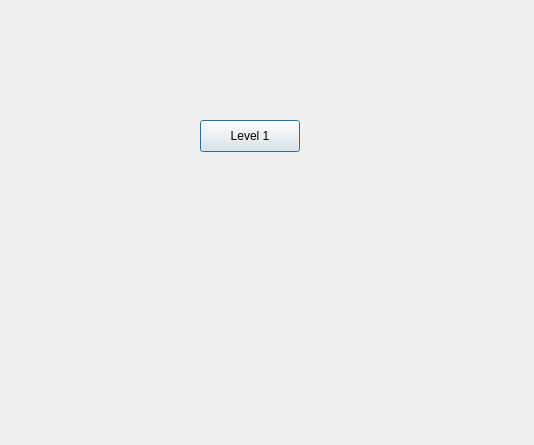
This is FireboyWaterGirl/level.ui in yomnahisham/CSCE1101-03-CourseProject as Qt 5 draws it before an edit. The edited form follows.
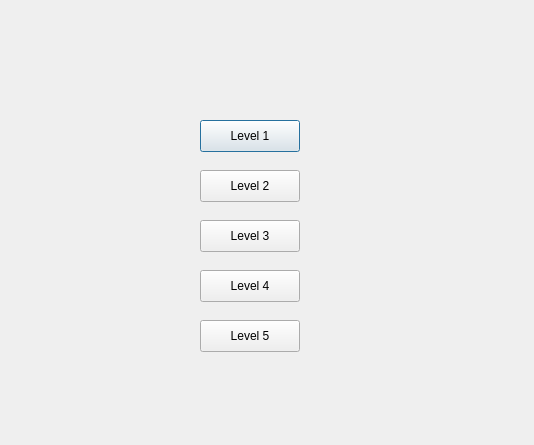
This is the edited form.

Patch:
```diff
--- a/FireboyWaterGirl/level.ui
+++ b/FireboyWaterGirl/level.ui
@@ -26,6 +26,58 @@
     <string>Level 1</string>
    </property>
   </widget>
+  <widget class="QPushButton" name="level2B">
+   <property name="geometry">
+    <rect>
+     <x>200</x>
+     <y>170</y>
+     <width>100</width>
+     <height>32</height>
+    </rect>
+   </property>
+   <property name="text">
+    <string>Level 2</string>
+   </property>
+  </widget>
+  <widget class="QPushButton" name="level3B">
+   <property name="geometry">
+    <rect>
+     <x>200</x>
+     <y>220</y>
+     <width>100</width>
+     <height>32</height>
+    </rect>
+   </property>
+   <property name="text">
+    <string>Level 3</string>
+   </property>
+  </widget>
+  <widget class="QPushButton" name="level4B">
+   <property name="geometry">
+    <rect>
+     <x>200</x>
+     <y>270</y>
+     <width>100</width>
+     <height>32</height>
+    </rect>
+   </property>
+   <property name="text">
+    <string>Level 4</string>
+   </property>
+  </widget>
+  <widget class="QPushButton" name="level5B">
+   <property name="geometry">
+    <rect>
+     <x>200</x>
+     <y>320</y>
+     <width>100</width>
+     <height>32</height>
+    </rect>
+   </property>
+   <property name="text">
+    <string>Level 5</string>
+   </property>
+  </widget>
  </widget>
  <resources/>
  <connections/>
```
